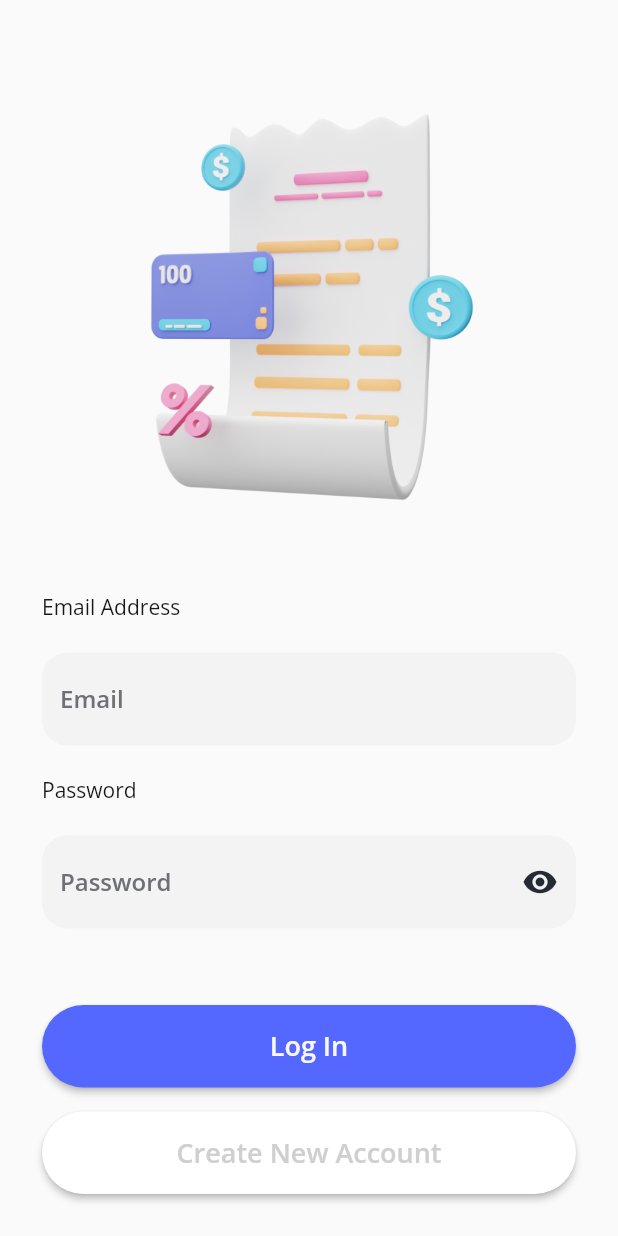
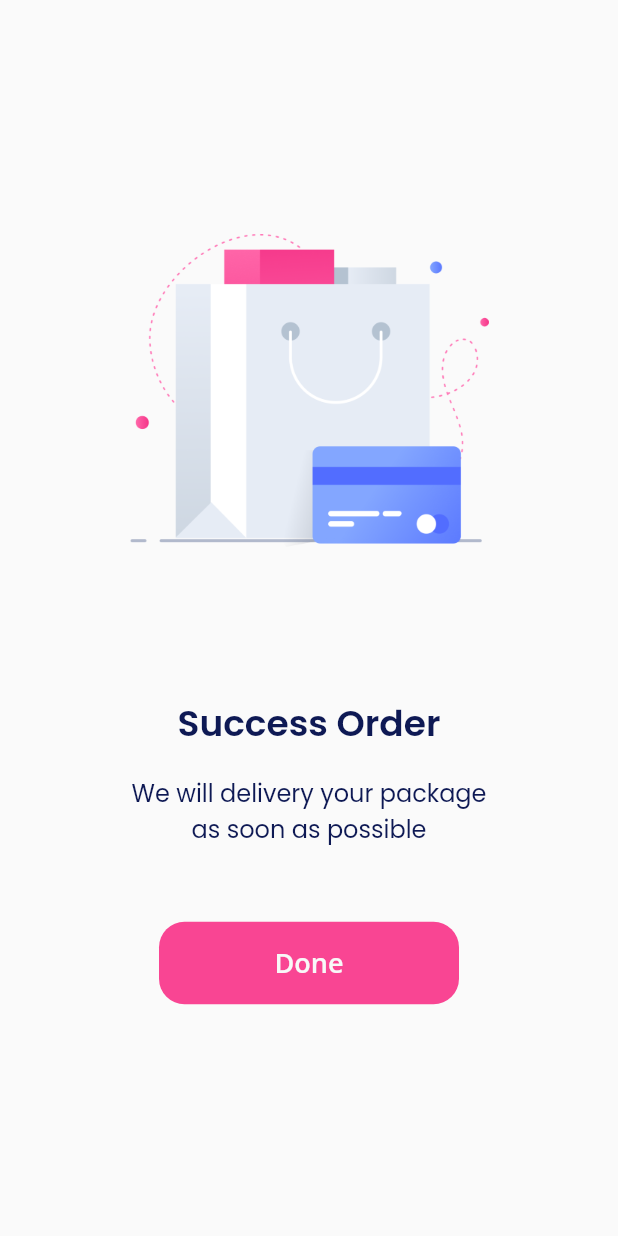
Before and after one commit to amrizal94/kelas_bwa, a Flutter app: the DayThreeTwo screen opened directly, after a tap on "Log In", on a phone screen of 412 x 824 dp. Run offline on Flutter 3.47's test engine with Material 2 defaults, Android fonts, the phone set to English and light mode, and no system bars; our stand-ins replace google_fonts.

Commit message:
Sevendays: Day 4

```diff
--- /dev/null
+++ b/sevendays/lib/pages/day_four_one.dart
@@ -0,0 +1,79 @@
+import 'package:flutter/material.dart';
+import 'package:google_fonts/google_fonts.dart';
+import 'package:sevendays/pages/day_four_two.dart';
+
+class DayFourOne extends StatelessWidget {
+  const DayFourOne({Key? key}) : super(key: key);
+
+  @override
+  Widget build(BuildContext context) {
+    return Scaffold(
+      body: Center(
+        child: Column(
+          children: [
+            const Spacer(),
+            Image.asset(
+              'assets/images/day_4_illustration.png',
+              width: 239.72,
+              height: 210,
+            ),
+            const SizedBox(
+              height: 100,
+            ),
+            Text(
+              'Success Order',
+              style: GoogleFonts.poppins(
+                fontSize: 24,
+                fontWeight: FontWeight.w600,
+                color: const Color(0xff0E1954),
+              ),
+            ),
+            const SizedBox(
+              height: 16,
+            ),
+            Text(
+              'We will delivery your package\nas soon as possible',
+              style: GoogleFonts.poppins(
+                fontSize: 16,
+                color: const Color(0xff0E1954),
+              ),
+              textAlign: TextAlign.center,
+            ),
+            const SizedBox(
+              height: 50,
+            ),
+            InkWell(
+              onTap: () {
+                Navigator.push(
+                  context,
+                  MaterialPageRoute(
+                    builder: (context) => const DayFourTwo(),
+                  ),
+                );
+              },
+              child: Container(
+                width: 200,
+                height: 55,
+                decoration: BoxDecoration(
+                  color: const Color(0xffF94593),
+                  borderRadius: BorderRadius.circular(17),
+                ),
+                child: Align(
+                  child: Text(
+                    'Done',
+                    style: GoogleFonts.openSans(
+                      color: const Color(0xffF8F8F8),
+                      fontSize: 18,
+                      fontWeight: FontWeight.w600,
+                    ),
+                  ),
+                ),
+              ),
+            ),
+            const Spacer(),
+          ],
+        ),
+      ),
+    );
+  }
+}
--- a/sevendays/lib/pages/day_three_two.dart
+++ b/sevendays/lib/pages/day_three_two.dart
@@ -1,5 +1,6 @@
 import 'package:flutter/material.dart';
 import 'package:google_fonts/google_fonts.dart';
+import 'package:sevendays/pages/day_four_one.dart';
 import 'package:sevendays/widgets/text_input.dart';
 
 class DayThreeTwo extends StatelessWidget {
@@ -59,7 +60,14 @@ class DayThreeTwo extends StatelessWidget {
                     fontWeight: FontWeight.w600,
                   ),
                 ),
-                onPressed: () {},
+                onPressed: () {
+                  Navigator.push(
+                    context,
+                    MaterialPageRoute(
+                      builder: (context) => const DayFourOne(),
+                    ),
+                  );
+                },
               ),
             ),
             const SizedBox(
```
Also changed, not shown: sevendays/lib/pages/day_four_two.dart (added, +53 -0 lines), sevendays/assets/images/day_4_btn_rocket.png (added), sevendays/assets/images/day_4_illustration.png (added), sevendays/assets/images/day_4_illustration_2.png (added).
